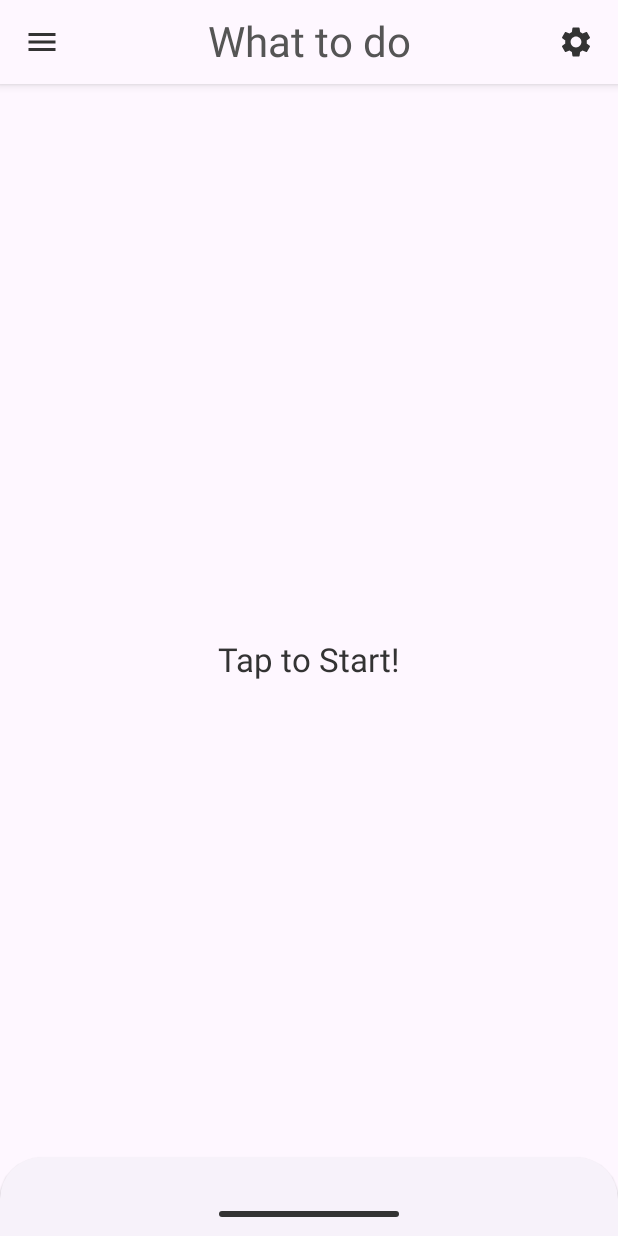
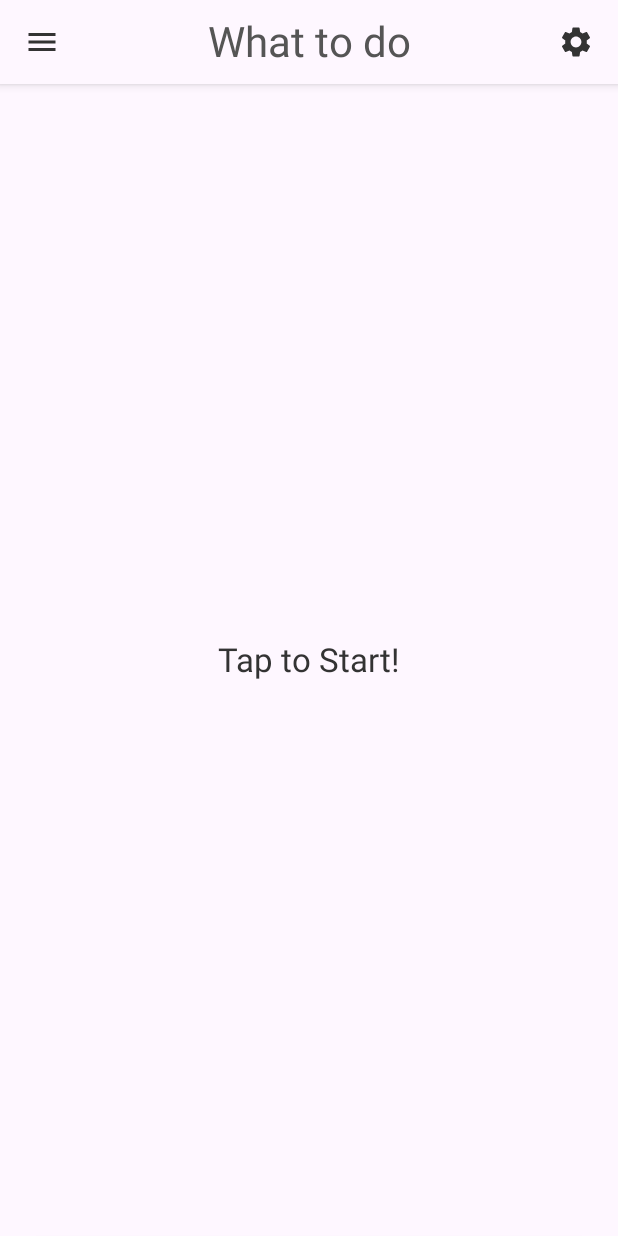
Before and after one commit to Pick-Point/PickPoint, an Android app built with Jetpack Compose: the @Preview function WhatToDoScreenPreview, on a phone screen of 412 x 824 dp. Run offline under Robolectric (Android 15) with nearby library versions, the phone set to English and light mode, and no system bars.

Commit message:
[feat]: 바텀시트 올라왔을 때 최대 높이 구현 (#23)

```diff
--- a/app/src/main/java/com/pickpoint/pickpoint/ui/common/component/DragHandle.kt
+++ b/app/src/main/java/com/pickpoint/pickpoint/ui/common/component/DragHandle.kt
@@ -14,9 +14,11 @@ import androidx.compose.ui.unit.dp
 
 @OptIn(ExperimentalMaterial3Api::class)
 @Composable
-fun DragHandle() {
+fun DragHandle(
+    modifier: Modifier = Modifier,
+) {
     BottomSheetDefaults.DragHandle(
-        modifier = Modifier
+        modifier = modifier
             .padding(top = 14.dp, bottom = 5.dp),
         width = 120.dp,
         height = 4.dp,
--- a/app/src/main/java/com/pickpoint/pickpoint/ui/whattodo/screen/WhatToDoScreen.kt
+++ b/app/src/main/java/com/pickpoint/pickpoint/ui/whattodo/screen/WhatToDoScreen.kt
@@ -1,25 +1,20 @@
 package com.pickpoint.pickpoint.ui.whattodo.screen
 
-import androidx.compose.foundation.layout.height
+import androidx.compose.foundation.layout.fillMaxHeight
 import androidx.compose.foundation.layout.padding
 import androidx.compose.material3.BottomSheetScaffold
 import androidx.compose.material3.ExperimentalMaterial3Api
-import androidx.compose.material3.Scaffold
+import androidx.compose.material3.rememberBottomSheetScaffoldState
 import androidx.compose.runtime.Composable
 import androidx.compose.runtime.collectAsState
 import androidx.compose.runtime.getValue
-import androidx.compose.runtime.mutableStateOf
-import androidx.compose.runtime.remember
-import androidx.compose.runtime.setValue
 import androidx.compose.ui.Modifier
-import androidx.compose.ui.platform.LocalConfiguration
 import androidx.compose.ui.tooling.preview.Preview
 import androidx.compose.ui.unit.dp
 import androidx.lifecycle.viewmodel.compose.viewModel
 import com.pickpoint.pickpoint.ui.common.component.DragHandle
 import com.pickpoint.pickpoint.ui.common.component.TopAppBar
 import com.pickpoint.pickpoint.ui.common.util.getPointColorList
-import com.pickpoint.pickpoint.ui.common.util.getRandomElements
 import com.pickpoint.pickpoint.ui.theme.LocalPointColors
 import com.pickpoint.pickpoint.ui.whattodo.component.WTDBottomSheetContent
 import com.pickpoint.pickpoint.ui.whattodo.component.WTDRandomPicker
@@ -34,12 +29,15 @@ fun WhatToDoScreen(
 
     val count by viewmodel.count.collectAsState()
     val resultList by viewmodel.resultList.collectAsState()
+    val randomColors by viewmodel.randomColors.collectAsState()
+    val scaffoldState = rememberBottomSheetScaffoldState()
+
     val confirmed by viewmodel.isConfirmed.collectAsState()
-    val randomColors by viewmodel.randomColors.collectAsState()
 
     viewmodel.initRandomColors(LocalPointColors.current.getPointColorList())
 
     BottomSheetScaffold(
+        scaffoldState = scaffoldState,
         topBar = {
             TopAppBar(
                 title = "What to do",
@@ -50,16 +48,16 @@ fun WhatToDoScreen(
         sheetContent = {
             WTDBottomSheetContent(
                 modifier = Modifier
-                    .height(
-                        LocalConfiguration.current.screenHeightDp.dp - 56.dp
-                    ),
+                    .fillMaxHeight(0.91f),
                 count = count,
                 resultList = resultList,
                 retryClick = { }
             )
         },
-        sheetPeekHeight = 53.dp,
-        sheetDragHandle = { DragHandle() }
+        sheetPeekHeight = if (confirmed) 53.dp else 0.dp,
+        sheetDragHandle = {
+            DragHandle()
+        }
 
 
     ) { innerPadding ->
```
